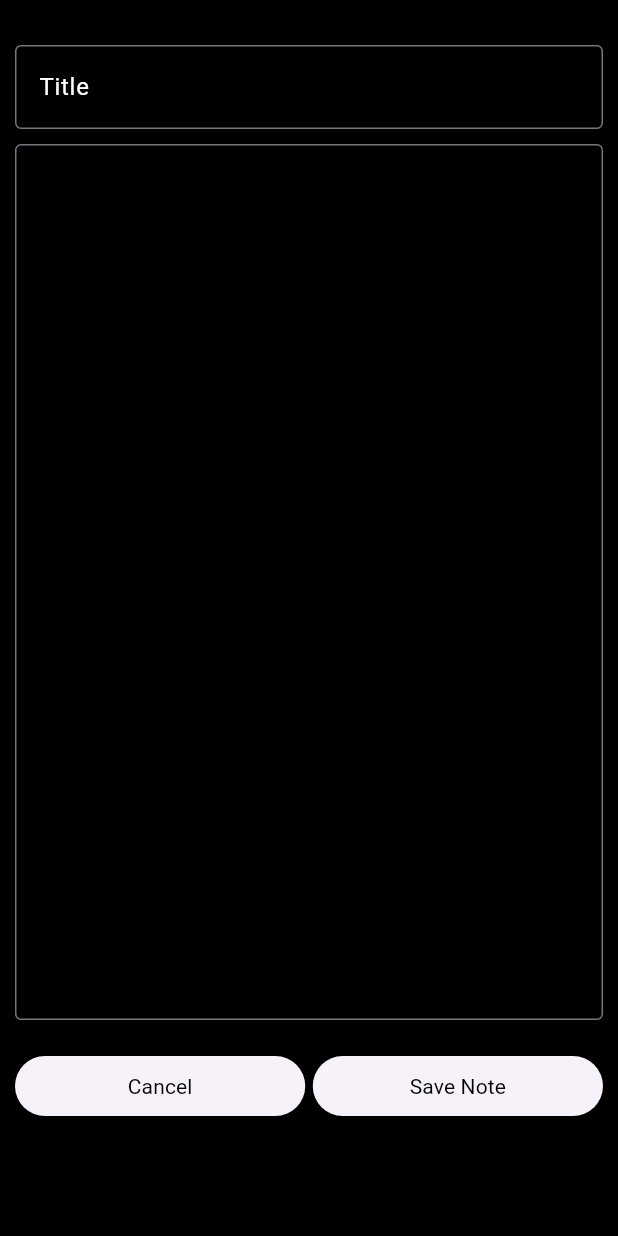
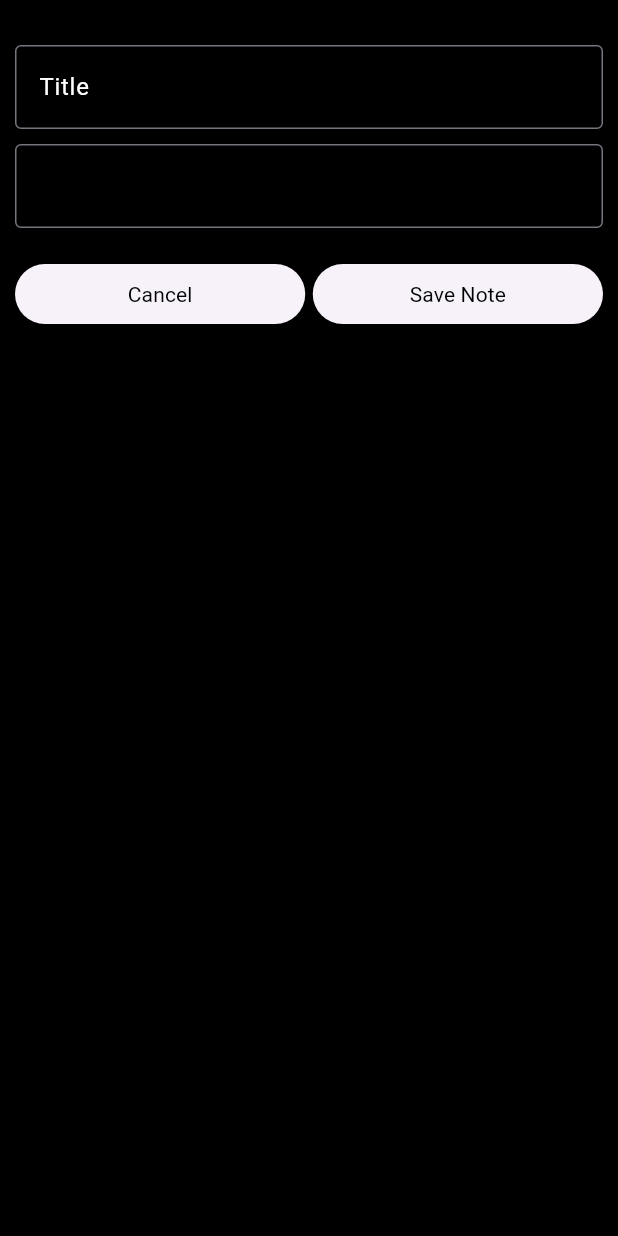
Before and after one commit to abilbabu/taskmanagementsystem, a Flutter app: the screen it shows after launch, after a tap on the "add" icon, on a phone screen of 412 x 824 dp. Run offline on Flutter 3.47's test engine with Material 3 defaults, Android fonts, the phone set to English and light mode, and no system bars; drawn by our look-alikes of easy_date_timeline; our stand-ins replace sqflite; accounts and stored records are empty.

```diff
--- a/lib/controller/home_screen_controller.dart
+++ b/lib/controller/home_screen_controller.dart
@@ -1,41 +1,41 @@
-
+import 'dart:developer';
 import 'package:sqflite/sqflite.dart';
 
-class HomeScreenController  {
+class HomeScreenController {
   static late Database myDatabase;
   static List<Map> NoteDataList = [];
 
-
   static Future initDb() async {
-
-    myDatabase = await openDatabase("Note.Db", version: 1,
+    myDatabase = await openDatabase("Notedb2.Db", version: 1,
         onCreate: (Database db, int version) async {
-
       await db.execute(
-          'CREATE TABLE Note (id INTEGER PRIMARY KEY, Title TEXT, Text TEXT,date TEXT)');
+          'CREATE TABLE Note12 (id INTEGER PRIMARY KEY, Title TEXT, Text TEXT, date TEXT)');
     });
   }
 
 // add
-  static Future addNote({
-    required String Title,
-    required String Text,
-  }) async {
-     String currentDate = DateTime.now().toIso8601String();
+  static Future addNote(
+      {required String Title,
+      required String Text,
+      required String Datestring}) async {
     await myDatabase.rawInsert(
-        'INSERT INTO Note (Title, Text) VALUES(?, ?)', [Title, Text]);
+        'INSERT INTO Note12 (Title, Text, date) VALUES(?, ?, ?)',
+        [Title, Text, Datestring]);
     getAllNote();
   }
 
-
 // database display all data
   static Future getAllNote() async {
-    NoteDataList = await myDatabase.rawQuery('SELECT * FROM Note');
+    String currentSelectedDate ;
+
+    NoteDataList = await myDatabase
+        .rawQuery('SELECT * FROM Note12 WHERE date =?', []);
+    log(NoteDataList.toString());
   }
 
 //remove the database
   static Future removeNote(int id) async {
-    await myDatabase.rawDelete('DELETE FROM Note WHERE id = ?', [id]);
+    await myDatabase.rawDelete('DELETE FROM Note12 WHERE id = ?', [id]);
     getAllNote();
   }
 
@@ -46,7 +46,7 @@ class HomeScreenController  {
     int id,
   ) async {
     await myDatabase.rawUpdate(
-        'UPDATE Note SET Title = ?, Text = ? WHERE id = ?',
+        'UPDATE Note12 SET Title = ?, Text = ? WHERE id = ?',
         [newTitle, newText, id]);
     getAllNote();
   }
--- a/lib/view/home_screen/home_screen.dart
+++ b/lib/view/home_screen/home_screen.dart
@@ -11,6 +11,10 @@ class HomeScreen extends StatefulWidget {
 }
 
 class _HomeScreenState extends State<HomeScreen> {
+  bool _isTaskCompleted = false;
+  var docDate = DateTime.now();
+
+
   @override
   void initState() {
     super.initState();
@@ -24,36 +28,9 @@ class _HomeScreenState extends State<HomeScreen> {
 
   @override
   Widget build(BuildContext context) {
-    return Scaffold(
-      appBar: AppBar(
-        backgroundColor: ColorConstants.primaryColor,
-        title: Text(
-          "Personal Note",
-          style: TextStyle(
-            color: ColorConstants.TextWhite,
-            fontSize: 20,
-            fontWeight: FontWeight.w700,
-          ),
-        ),
-        actions: [
-          IconButton(
-            onPressed: () {},
-            icon: Icon(
-              Icons.search,
-              color: ColorConstants.TextWhite,
-              size: 30,
-            ),
-          ),
-          IconButton(
-            onPressed: () {},
-            icon: Icon(
-              Icons.info_outline,
-              color: ColorConstants.TextWhite,
-              size: 30,
-            ),
-          ),
-        ],
-      ),
+    return SafeArea(
+      child: Scaffold(
+        appBar: _buildAppBar(),
         // floatingactionbutton
         floatingActionButton: FloatingActionButton(
           backgroundColor: ColorConstants.primaryColor,
@@ -80,20 +57,26 @@ class _HomeScreenState extends State<HomeScreen> {
                 EasyDateTimeLine(
                   initialDate: DateTime.now(),
                   onDateChange: (selectedDate) {
+                    setState(() {
+                      docDate = selectedDate;
 
-                  // _CustomBottomSheet(context);
+                    });
+                    print("Selected Date: ${selectedDate}");
                   },
-                // month Style Add
+                  // Month style
                   headerProps: const EasyHeaderProps(
                     monthPickerType: MonthPickerType.switcher,
                     dateFormatter: DateFormatter.fullDateDMY(),
                     monthStyle: TextStyle(
                       color: Colors.white,
                       fontSize: 20,
-                        fontWeight: FontWeight.bold)),
-                // date style add
-                dayProps: const EasyDayProps(
+                      fontWeight: FontWeight.bold,
+                    ),
+                  ),
+                  // Day style
+                  dayProps: EasyDayProps(
                     dayStructure: DayStructure.dayStrDayNum,
+                    // Active day style
                     activeDayStyle: DayStyle(
                       decoration: BoxDecoration(
                         borderRadius: BorderRadius.all(Radius.circular(8)),
@@ -107,7 +90,22 @@ class _HomeScreenState extends State<HomeScreen> {
                         ),
                       ),
                     ),
+                    // Inactive day style
                     inactiveDayStyle: DayStyle(
+                      decoration: BoxDecoration(
+                        borderRadius: BorderRadius.all(Radius.circular(8)),
+                        gradient: LinearGradient(
+                          begin: Alignment.topCenter,
+                          end: Alignment.bottomCenter,
+                          colors: [
+                            Color(0xFFFFFFFF),
+                            Color(0xffFFBF9B),
+                          ],
+                        ),
+                      ),
+                    ),
+                    // today style color
+                    todayStyle: DayStyle(
                       decoration: BoxDecoration(
                         borderRadius: BorderRadius.all(Radius.circular(8)),
                         gradient: LinearGradient(
@@ -136,10 +134,8 @@ class _HomeScreenState extends State<HomeScreen> {
                   itemBuilder: (context, index) {
                     return Container(
                       decoration: BoxDecoration(
-                      borderRadius: BorderRadius.circular(20),
-                      border:
-                          Border.all(color: ColorConstants.TextWhite, width: 3),
-                    ),
+                          borderRadius: BorderRadius.all(Radius.circular(8)),
+                          border: Border.all(color: ColorConstants.TextWhite)),
                       child: Stack(
                         children: [
                           ListTile(
@@ -155,23 +151,28 @@ class _HomeScreenState extends State<HomeScreen> {
                                     ["id"],
                               );
                             },
-                          title: Column(
+                            title: Padding(
+                              padding: const EdgeInsets.all(10),
+                              child: Column(
                                 crossAxisAlignment: CrossAxisAlignment.start,
+                                mainAxisAlignment: MainAxisAlignment.spaceBetween,
                                 children: [
-                              Text(
+                                  Center(
+                                    child: Text(
                                       HomeScreenController.NoteDataList[index]
                                               ["Title"]
                                           .toString(),
                                       style: TextStyle(
                                         color: Colors.white,
-                                  fontSize: 20,
+                                        fontSize: 16,
                                         fontWeight: FontWeight.w700,
                                       ),
                                       maxLines: 1,
                                     ),
-                              SizedBox(height: 10),
+                                  ),
                                   Text(
-                                HomeScreenController.NoteDataList[index]['Text']
+                                    HomeScreenController.NoteDataList[index]
+                                            ['Text']
                                         .toString(),
                                     style: TextStyle(
                                       color: Colors.white,
@@ -179,10 +180,21 @@ class _HomeScreenState extends State<HomeScreen> {
                                       fontWeight: FontWeight.w400,
                                     ),
                                     overflow: TextOverflow.ellipsis,
-                                maxLines: 5,
+                                    maxLines: 3,
                                   ),
+                                  Text(
 
+                                    HomeScreenController.NoteDataList[index]
+                                            ['date']
+                                        .toString(),
+                                    style: TextStyle(
+                                      color: Colors.white,
+                                      fontSize: 14,
+                                      fontWeight: FontWeight.w400,
+                                    ),
+                                  )
                                 ],
+                              ),
                             ),
                           ),
                           Positioned(
@@ -201,6 +213,24 @@ class _HomeScreenState extends State<HomeScreen> {
                               ),
                             ),
                           ),
+                          Positioned(
+                              top: 0,
+                              left: 0,
+                              child: IconButton(
+                                onPressed: () {
+                                  setState(() {
+                                    _isTaskCompleted = !_isTaskCompleted;
+                                  });
+                                },
+                                icon: Icon(
+                                  _isTaskCompleted
+                                      ? Icons.task_alt
+                                      : Icons.remove_circle_outline,
+                                  color: _isTaskCompleted
+                                      ? Colors.green
+                                      : Colors.red,
+                                ),
+                              )),
                         ],
                       ),
                     );
@@ -210,6 +240,39 @@ class _HomeScreenState extends State<HomeScreen> {
             ),
           ),
         ),
+      ),
+    );
+  }
+
+  AppBar _buildAppBar() {
+    return AppBar(
+      backgroundColor: ColorConstants.primaryColor,
+      title: Text(
+        "Personal Note",
+        style: TextStyle(
+          color: ColorConstants.TextWhite,
+          fontSize: 20,
+          fontWeight: FontWeight.w700,
+        ),
+      ),
+      actions: [
+        IconButton(
+          onPressed: () {},
+          icon: Icon(
+            Icons.search,
+            color: ColorConstants.TextWhite,
+            size: 30,
+          ),
+        ),
+        IconButton(
+          onPressed: () {},
+          icon: Icon(
+            Icons.info_outline,
+            color: ColorConstants.TextWhite,
+            size: 30,
+          ),
+        ),
+      ],
     );
   }
 
@@ -249,7 +312,6 @@ class _HomeScreenState extends State<HomeScreen> {
                 SizedBox(height: 10),
                 TextField(
                   controller: textController,
-                  maxLines: 23,
                   decoration: InputDecoration(
                     border: OutlineInputBorder(
                       borderSide: BorderSide(color: ColorConstants.TextWhite),
@@ -289,6 +351,7 @@ class _HomeScreenState extends State<HomeScreen> {
                               await HomeScreenController.addNote(
                                   Title: titleController.text,
                                   Text: textController.text,
+                                  Datestring: docDate.toString()
                                   );
                             }
                             setState(() {});
--- a/pubspec.yaml
+++ b/pubspec.yaml
@@ -37,6 +37,7 @@ dependencies:
   cupertino_icons: ^1.0.8
   sqflite: ^2.4.0
   easy_date_timeline: ^1.1.3
+  intl: ^0.19.0
 
 
 dev_dependencies:
```
Also changed, not shown: pubspec.lock. Lines whose indentation alone changed are shown as unchanged.
